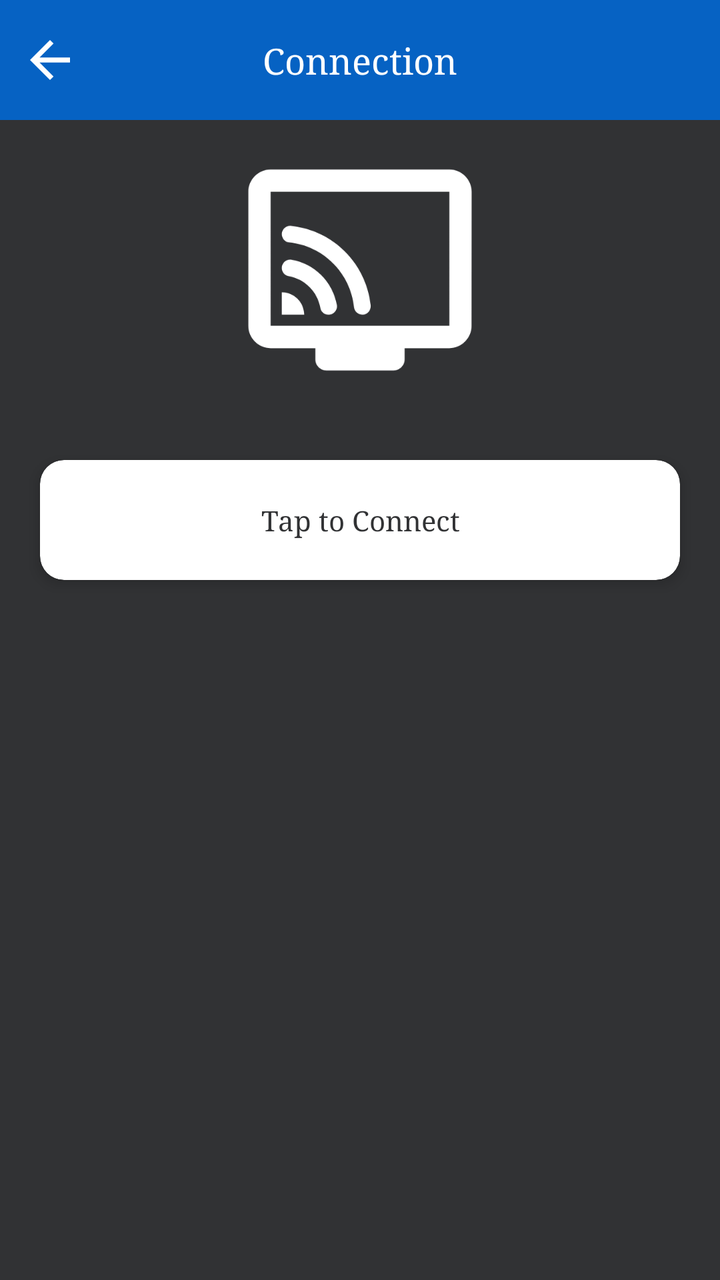
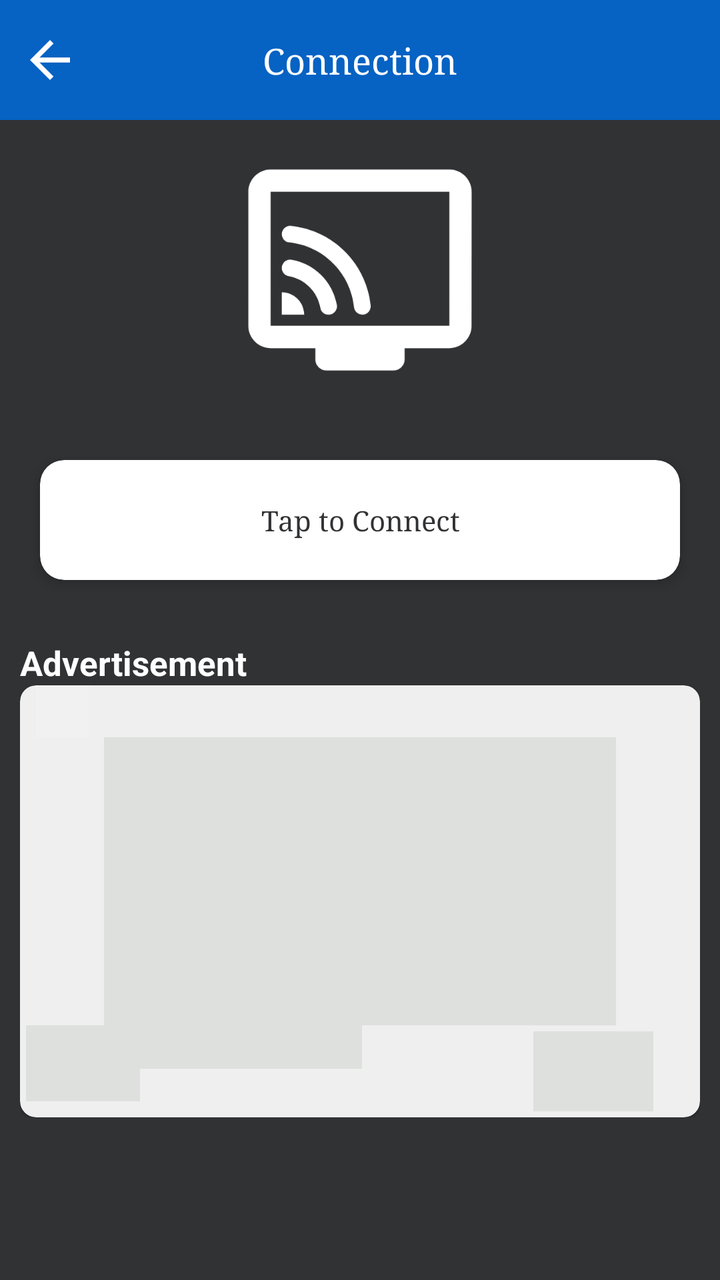

An Android layout rendered at two revisions. The XML below is the earlier revision; the diff shows what the commit changed to produce the second picture.
<!-- AndroidManifest.xml: application theme Theme.LgAndRukoMirror -->
<!-- res/layout/activity_connection.xml -->
<?xml version="1.0" encoding="utf-8"?>
<androidx.constraintlayout.widget.ConstraintLayout xmlns:android="http://schemas.android.com/apk/res/android"
    xmlns:app="http://schemas.android.com/apk/res-auto"
    xmlns:tools="http://schemas.android.com/tools"
    android:layout_width="match_parent"
    android:layout_height="match_parent"
    tools:context=".activities.GuideActivity">

    <View
        android:layout_width="match_parent"
        android:layout_height="60dp"
        app:layout_constraintStart_toStartOf="parent"
        app:layout_constraintEnd_toEndOf="parent"
        app:layout_constraintTop_toTopOf="parent"
        android:background="#0662C3"
        android:id="@+id/toolBar"/>
    <ImageView
        android:layout_width="30dp"
        android:layout_height="30dp"
        android:id="@+id/ivBack"
        app:layout_constraintStart_toStartOf="@+id/toolBar"
        android:layout_marginStart="10dp"
        app:layout_constraintTop_toTopOf="@+id/toolBar"
        android:src="@drawable/ic_back"
        app:layout_constraintBottom_toBottomOf="@+id/toolBar"
        />
    <TextView
        android:layout_width="wrap_content"
        android:layout_height="wrap_content"
        app:layout_constraintTop_toTopOf="@+id/toolBar"
        android:text="Connection"
        android:textColor="@color/white"
        android:fontFamily="serif"
        android:textSize="18sp"
        app:layout_constraintBottom_toBottomOf="@+id/toolBar"
        app:layout_constraintStart_toStartOf="@+id/toolBar"
        app:layout_constraintEnd_toEndOf="@+id/toolBar"
        />



    <ScrollView
        android:layout_width="0dp"
        android:layout_height="0dp"
        android:orientation="vertical"
        android:background="@color/app_color"
        app:layout_constraintStart_toStartOf="parent"
        app:layout_constraintEnd_toEndOf="parent"
        app:layout_constraintTop_toBottomOf="@id/toolBar"
        app:layout_constraintBottom_toBottomOf="parent"
        android:scrollbars="none">


        <LinearLayout
            android:layout_width="match_parent"
            android:layout_height="wrap_content"
            android:orientation="vertical">



            <ImageView
                android:layout_width="match_parent"
                android:layout_height="150dp"
                android:padding="8dp"
                android:src="@drawable/ic_cast"
                app:tint="@color/white"

                />




            <com.google.android.material.card.MaterialCardView
                android:layout_width="match_parent"
                android:layout_height="60dp"
                app:cardCornerRadius="12dp"
                app:cardElevation="4dp"
                android:id="@+id/cvConnect"
                android:backgroundTint="@color/white"
                android:layout_marginHorizontal="20dp"
                android:layout_marginTop="20dp"
                android:layout_marginBottom="20dp"
                >

                <TextView
                    android:layout_width="match_parent"
                    android:layout_height="match_parent"
                    android:text="Tap to Connect"
                    android:gravity="center"
                    android:textColor="@color/app_color"
                    android:fontFamily="serif"
                    />



            </com.google.android.material.card.MaterialCardView>



        </LinearLayout>




    </ScrollView>


</androidx.constraintlayout.widget.ConstraintLayout>
<!-- resources referenced by this layout -->
<resources>
  <color name="app_color">#313234</color>
  <color name="white">#FFFFFFFF</color>
  <!-- drawable ic_back (drawable) -->
  <vector android:autoMirrored="true" android:height="24dp"
      android:tint="@color/white" android:viewportHeight="24"
      android:viewportWidth="24" android:width="24dp" xmlns:android="http://schemas.android.com/apk/res/android">
      <path android:fillColor="@android:color/white" android:pathData="M20,11H7.83l5.59,-5.59L12,4l-8,8 8,8 1.41,-1.41L7.83,13H20v-2z"/>
  </vector>
  <!-- drawable ic_cast (drawable) -->
  <vector android:height="24dp" android:tint="#FFFFFF"
      android:viewportHeight="24" android:viewportWidth="24"
      android:width="24dp" xmlns:android="http://schemas.android.com/apk/res/android">
      <path android:fillColor="@android:color/white" android:pathData="M20,3H4C2.9,3 2,3.9 2,5v12c0,1.1 0.9,2 2,2h4v1c0,0.55 0.45,1 1,1h6c0.55,0 1,-0.45 1,-1v-1h4c1.1,0 1.99,-0.9 1.99,-2L22,5C22,3.9 21.1,3 20,3zM20,17H4V5h16V17zM7,15.97C6.98,14.89 6.11,14.02 5.03,14H5v2h2V15.97zM5.62,12.55c1.44,0.26 2.58,1.4 2.83,2.84C8.51,15.75 8.82,16 9.18,16h0c0.46,0 0.82,-0.41 0.75,-0.86c-0.36,-2.07 -1.99,-3.7 -4.06,-4.06C5.41,11 5,11.36 5,11.82v0C5,12.19 5.26,12.49 5.62,12.55zM5.64,9.53c3.07,0.3 5.52,2.75 5.83,5.82c0.04,0.37 0.37,0.65 0.74,0.65c0.45,0 0.79,-0.4 0.75,-0.85c-0.4,-3.74 -3.37,-6.71 -7.11,-7.1C5.4,8 5,8.34 5,8.79C5,9.16 5.27,9.5 5.64,9.53z"/>
  </vector>
  <style name="Theme.LgAndRukoMirror" parent="Theme.MaterialComponents.DayNight.NoActionBar">
          
          <item name="colorPrimary">@color/purple_500</item>
          <item name="colorPrimaryVariant">@color/purple_700</item>
          <item name="colorOnPrimary">@color/white</item>
          
          <item name="colorSecondary">@color/teal_200</item>
          <item name="colorSecondaryVariant">@color/teal_700</item>
          <item name="colorOnSecondary">@color/black</item>
          
          <item name="android:statusBarColor">?attr/colorPrimaryVariant</item>
          
      </style>
  <color name="purple_500">#000000</color>
  <color name="purple_700">#000000</color>
  <color name="teal_200">#FF03DAC5</color>
  <color name="teal_700">#FF018786</color>
  <color name="black">#FF000000</color>
</resources>

<!-- the commit's change to res/layout/activity_connection.xml (unified diff, before → after) -->
@@ -7,55 +7,53 @@
     tools:context=".activities.GuideActivity">
 
     <View
+        android:id="@+id/toolBar"
         android:layout_width="match_parent"
         android:layout_height="60dp"
+        android:background="#0662C3"
+        app:layout_constraintEnd_toEndOf="parent"
         app:layout_constraintStart_toStartOf="parent"
-        app:layout_constraintEnd_toEndOf="parent"
-        app:layout_constraintTop_toTopOf="parent"
-        android:background="#0662C3"
-        android:id="@+id/toolBar"/>
+        app:layout_constraintTop_toTopOf="parent" />
+
     <ImageView
+        android:id="@+id/ivBack"
         android:layout_width="30dp"
         android:layout_height="30dp"
-        android:id="@+id/ivBack"
-        app:layout_constraintStart_toStartOf="@+id/toolBar"
         android:layout_marginStart="10dp"
-        app:layout_constraintTop_toTopOf="@+id/toolBar"
         android:src="@drawable/ic_back"
         app:layout_constraintBottom_toBottomOf="@+id/toolBar"
-        />
+        app:layout_constraintStart_toStartOf="@+id/toolBar"
+        app:layout_constraintTop_toTopOf="@+id/toolBar" />
+
     <TextView
         android:layout_width="wrap_content"
         android:layout_height="wrap_content"
-        app:layout_constraintTop_toTopOf="@+id/toolBar"
+        android:fontFamily="serif"
         android:text="Connection"
         android:textColor="@color/white"
-        android:fontFamily="serif"
         android:textSize="18sp"
         app:layout_constraintBottom_toBottomOf="@+id/toolBar"
+        app:layout_constraintEnd_toEndOf="@+id/toolBar"
         app:layout_constraintStart_toStartOf="@+id/toolBar"
-        app:layout_constraintEnd_toEndOf="@+id/toolBar"
-        />
-
+        app:layout_constraintTop_toTopOf="@+id/toolBar" />
 
 
     <ScrollView
         android:layout_width="0dp"
         android:layout_height="0dp"
+        android:background="@color/app_color"
         android:orientation="vertical"
-        android:background="@color/app_color"
+        android:scrollbars="none"
+        app:layout_constraintBottom_toBottomOf="parent"
+        app:layout_constraintEnd_toEndOf="parent"
         app:layout_constraintStart_toStartOf="parent"
-        app:layout_constraintEnd_toEndOf="parent"
-        app:layout_constraintTop_toBottomOf="@id/toolBar"
-        app:layout_constraintBottom_toBottomOf="parent"
-        android:scrollbars="none">
+        app:layout_constraintTop_toBottomOf="@id/toolBar">
 
 
         <LinearLayout
             android:layout_width="match_parent"
             android:layout_height="wrap_content"
             android:orientation="vertical">
-
 
 
             <ImageView
@@ -68,41 +66,189 @@
                 />
 
 
-
-
             <com.google.android.material.card.MaterialCardView
+                android:id="@+id/cvConnect"
                 android:layout_width="match_parent"
                 android:layout_height="60dp"
-                app:cardCornerRadius="12dp"
-                app:cardElevation="4dp"
-                android:id="@+id/cvConnect"
-                android:backgroundTint="@color/white"
                 android:layout_marginHorizontal="20dp"
                 android:layout_marginTop="20dp"
                 android:layout_marginBottom="20dp"
-                >
+                android:backgroundTint="@color/white"
+                app:cardCornerRadius="12dp"
+                app:cardElevation="4dp">
 
                 <TextView
                     android:layout_width="match_parent"
                     android:layout_height="match_parent"
+                    android:fontFamily="serif"
+                    android:gravity="center"
                     android:text="Tap to Connect"
+                    android:textColor="@color/app_color" />
+
+
+            </com.google.android.material.card.MaterialCardView>
+
+
+            <LinearLayout
+                android:id="@+id/nativeSTTL"
+                android:layout_width="match_parent"
+                android:layout_height="wrap_content"
+                android:layout_marginTop="10dp"
+                android:orientation="vertical"
+                android:paddingHorizontal="10dp"
+                app:layout_constraintEnd_toEndOf="parent"
+                app:layout_constraintStart_toStartOf="parent"
+                app:layout_constraintTop_toBottomOf="@id/barrier">
+
+                <TextView
+                    android:layout_width="wrap_content"
+                    android:layout_height="wrap_content"
+                    android:text="Advertisement"
+                    android:textAllCaps="false"
+                    android:textColor="@color/white"
+                    android:textSize="17sp"
+                    android:textStyle="bold" />
+
+
+                <com.google.android.material.card.MaterialCardView
+                    android:layout_width="match_parent"
+                    android:layout_height="wrap_content"
+                    app:cardCornerRadius="8dp">
+
+                    <FrameLayout
+                        android:layout_width="match_parent"
+                        android:layout_height="wrap_content">
+
+                        <include
+                            android:id="@+id/nativeAdPlaceHolder"
+                            layout="@layout/native_ad_place_holder" />
+
+                        <FrameLayout
+                            android:id="@+id/nativeAd"
+                            android:layout_width="match_parent"
+                            android:layout_height="wrap_content" />
+
+
+                    </FrameLayout>
+
+                </com.google.android.material.card.MaterialCardView>
+
+
+            </LinearLayout>
+
+
+        </LinearLayout>
+
+
+    </ScrollView>
+
+
+</androidx.constraintlayout.widget.ConstraintLayout>
+<!-- res/layout/native_ad_place_holder.xml (included above) -->
+<LinearLayout xmlns:android="http://schemas.android.com/apk/res/android"
+    xmlns:app="http://schemas.android.com/apk/res-auto"
+    android:layout_width="match_parent"
+    android:id="@+id/llRoot"
+    android:layout_height="wrap_content">
+
+
+    <LinearLayout
+        android:layout_width="match_parent"
+        android:layout_height="wrap_content"
+        android:background="#1010"
+        android:orientation="vertical">
+
+        <TextView
+            android:id="@+id/ad_notification_view"
+            android:layout_width="wrap_content"
+            android:layout_height="26dp"
+            android:layout_marginStart="8dp"
+            android:gravity="center"
+            android:text="     "
+            android:paddingHorizontal="5dp"
+            android:background="#F1F1F1"
+            android:textSize="14sp"
+            android:textStyle="bold"/>
+
+
+
+        <LinearLayout
+            android:paddingHorizontal="3dp"
+            android:layout_width="match_parent"
+            android:layout_height="wrap_content"
+            android:gravity="center"
+            android:orientation="vertical">
+
+
+            <View
+                android:id="@+id/ad_media"
+                android:layout_width="256dp"
+                android:layout_height="144dp"
+                android:background="#1010"
+                android:layout_gravity="center_horizontal"
+                android:padding="4dp" />
+
+        </LinearLayout>
+
+        <LinearLayout
+            android:paddingHorizontal="3dp"
+            android:layout_width="match_parent"
+            android:layout_height="wrap_content"
+            android:gravity="center|top"
+            android:orientation="horizontal">
+
+
+            <LinearLayout
+                android:layout_width="0dp"
+                android:layout_height="wrap_content"
+                android:layout_weight="7"
+                android:orientation="vertical">
+
+                <TextView
+                    android:id="@+id/ad_headline"
+                    android:layout_width="wrap_content"
+                    android:layout_height="wrap_content"
+                    android:text="                                          "
+                    android:background="#1010"
+                    android:textSize="16sp"
+                    android:textStyle="bold" />
+                <TextView
+                    android:id="@+id/ad_body"
+                    android:layout_width="wrap_content"
+                    android:layout_height="wrap_content"
+                    android:layout_marginEnd="20dp"
+                    android:text="                   "
+                    android:background="#1010"
+                    android:layout_marginRight="20dp"
+                    android:textSize="12sp" />
+
+            </LinearLayout>
+
+
+            <LinearLayout
+                android:layout_width="0dp"
+                android:layout_height="wrap_content"
+                android:layout_gravity="end"
+                android:layout_weight="3"
+                android:orientation="vertical"
+                android:paddingTop="3dp"
+                android:paddingBottom="3dp">
+
+                <TextView
+                    android:id="@+id/ad_call_to_action2"
+                    android:layout_width="60dp"
+                    android:layout_height="40dp"
+                    android:layout_gravity="center"
+                    android:ellipsize="end"
                     android:gravity="center"
-                    android:textColor="@color/app_color"
-                    android:fontFamily="serif"
-                    />
-
-
-
-            </com.google.android.material.card.MaterialCardView>
-
-
+                    android:background="#1010"
+                    android:textSize="12sp" />
+
+            </LinearLayout>
 
         </LinearLayout>
 
-
-
-
-    </ScrollView>
-
-
-</androidx.constraintlayout.widget.ConstraintLayout>
+    </LinearLayout>
+
+
+</LinearLayout>
